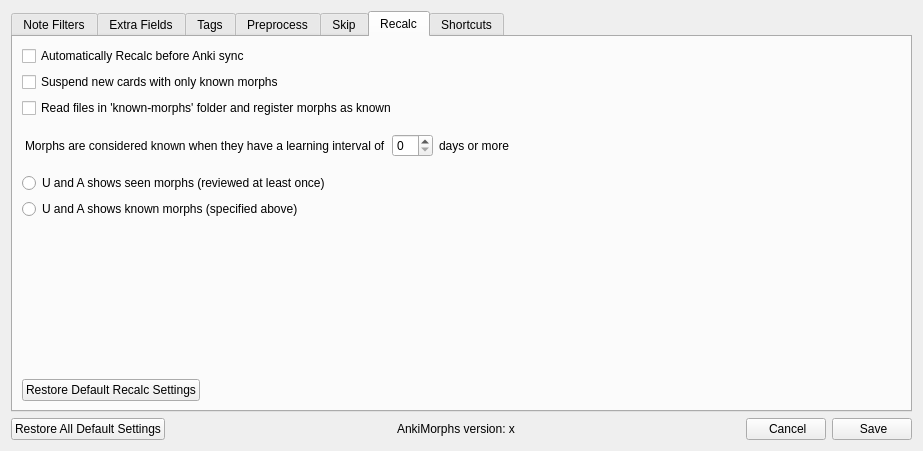
Old version of the form ankimorphs/ui/settings_dialog.ui in the repository mortii/anki-morphs.
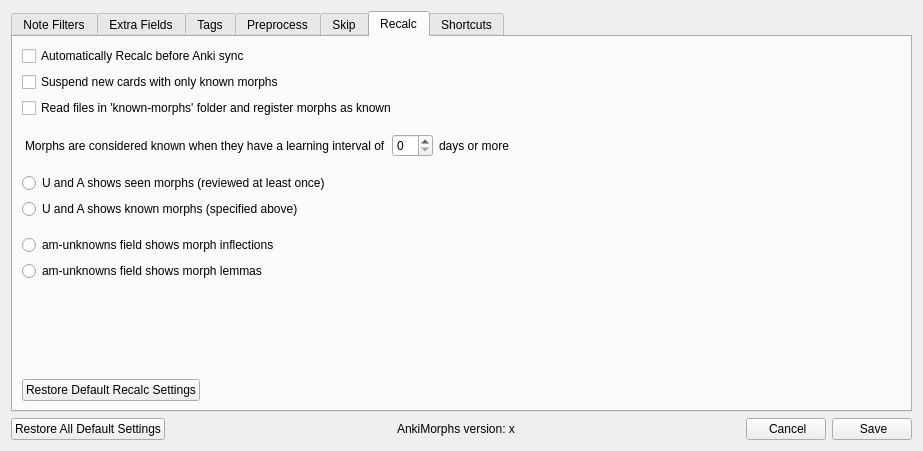
New version of the form. The open tabs and pages were chosen to show the change.

Commit message: added option to show lemma in am-unknowns (#149)

```diff
--- a/ankimorphs/ui/settings_dialog.ui
+++ b/ankimorphs/ui/settings_dialog.ui
@@ -467,7 +467,7 @@
               <number>10</number>
              </property>
              <property name="bottomMargin">
-              <number>10</number>
+              <number>0</number>
              </property>
              <item>
               <widget class="QLabel" name="label_16">
@@ -503,6 +503,9 @@
            </item>
            <item>
             <layout class="QVBoxLayout" name="verticalLayout_14">
+             <property name="topMargin">
+              <number>10</number>
+             </property>
              <item>
               <widget class="QRadioButton" name="toolbarStatsUseSeenRadioButton">
                <property name="text">
@@ -515,6 +518,36 @@
                <property name="text">
                 <string>U and A shows known morphs (specified above)</string>
                </property>
+               <attribute name="buttonGroup">
+                <string notr="true">recalcToolbarKnownRadioButtonGroup</string>
+               </attribute>
+              </widget>
+             </item>
+            </layout>
+           </item>
+           <item>
+            <layout class="QVBoxLayout" name="verticalLayout_22">
+             <property name="topMargin">
+              <number>10</number>
+             </property>
+             <item>
+              <widget class="QRadioButton" name="unknownsFieldShowsInflectionsRadioButton">
+               <property name="text">
+                <string>am-unknowns field shows morph inflections</string>
+               </property>
+               <attribute name="buttonGroup">
+                <string notr="true">recalcUnknownFieldRadioButtonGroup</string>
+               </attribute>
+              </widget>
+             </item>
+             <item>
+              <widget class="QRadioButton" name="unknownsFieldShowsLemmasRadioButton">
+               <property name="text">
+                <string>am-unknowns field shows morph lemmas</string>
+               </property>
+               <attribute name="buttonGroup">
+                <string notr="true">recalcUnknownFieldRadioButtonGroup</string>
+               </attribute>
               </widget>
              </item>
             </layout>
```
Left out of the diff: 7 changed lines with no effect on the pictures. The commit also changes 6 other files.
